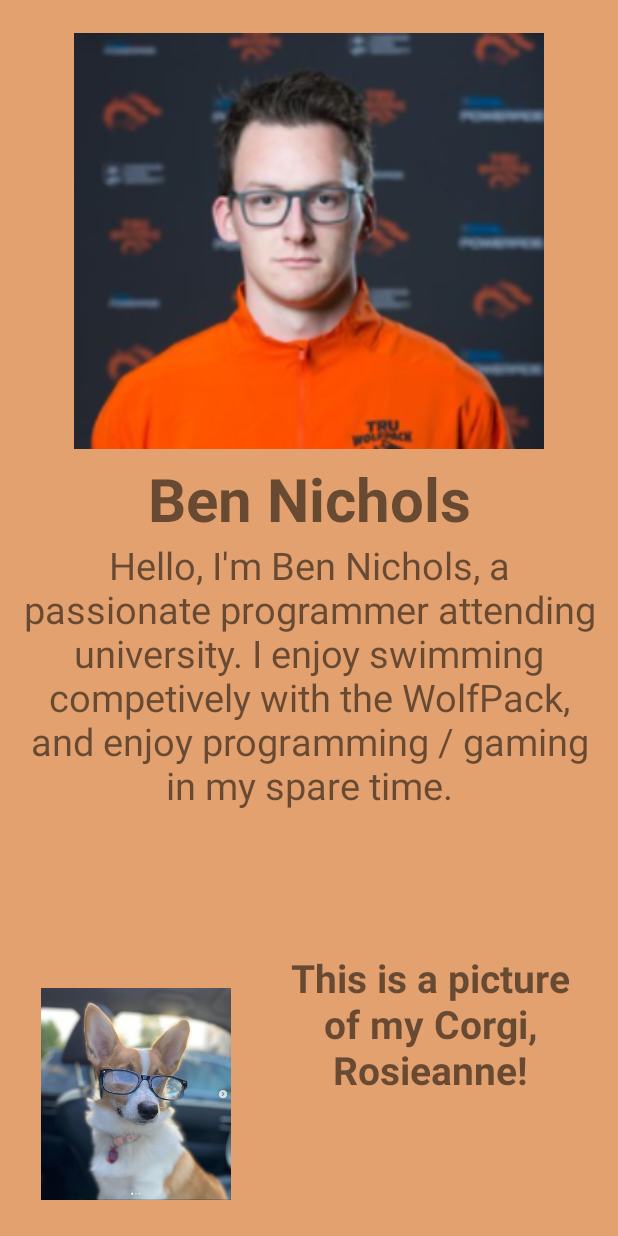
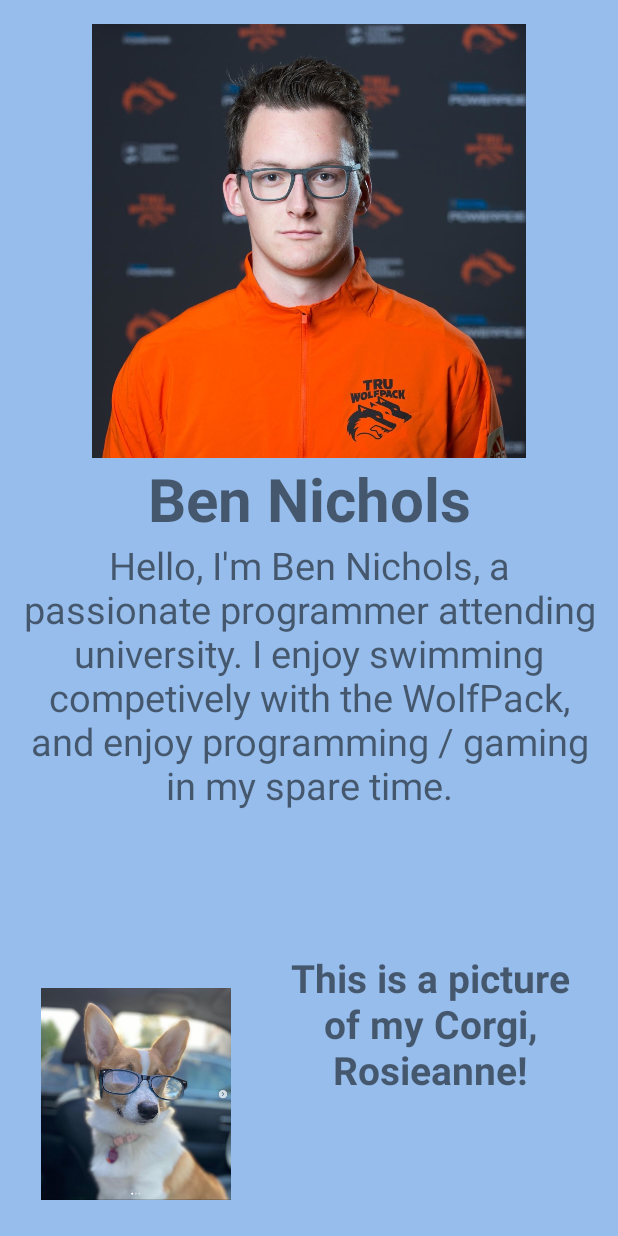
Before and after one commit to Vitzual/MobileApp-GroupK, an Android app: the layout activity_ben.xml on its own in the app's theme, with its tools: preview values and no code run, on a phone screen of 412 x 824 dp. Run offline under Robolectric (Android 15) with nearby library versions, the phone set to English and light mode, and no system bars.

Commit message:
Increase image quality

```diff
--- a/app/src/main/AndroidManifest.xml
+++ b/app/src/main/AndroidManifest.xml
@@ -12,7 +12,11 @@
         <activity
             android:name=".chloeActivity"
             android:label="@string/title_activity_chloe"
-            android:theme="@style/AppTheme.NoActionBar"></activity>
+            android:theme="@style/AppTheme.NoActionBar"/>
+        <activity
+            android:name=".BensPage"
+            android:label="BensPage"
+            android:theme="@style/AppTheme.NoActionBar"/>
         <activity
             android:name=".robsPage"
             android:label="robsPage"
--- a/app/src/main/res/layout/activity_ben.xml
+++ b/app/src/main/res/layout/activity_ben.xml
@@ -4,7 +4,7 @@
     xmlns:tools="http://schemas.android.com/tools"
     android:layout_width="wrap_content"
     android:layout_height="match_parent"
-    android:background="#E3A170"
+    android:background="#96BDEC"
     tools:context=".BensPage">
 
     <ImageView
@@ -12,11 +12,11 @@
         android:layout_width="313dp"
         android:layout_height="289dp"
         android:layout_marginTop="16dp"
+        android:contentDescription="@string/todo"
         app:layout_constraintEnd_toEndOf="parent"
         app:layout_constraintStart_toStartOf="parent"
         app:layout_constraintTop_toTopOf="parent"
-        app:srcCompat="@drawable/ben"
-        android:contentDescription="@string/todo" />
+        app:srcCompat="@drawable/benprofile" />
 
     <TextView
         android:id="@+id/nameText"
@@ -66,8 +66,8 @@
         android:layout_marginStart="16dp"
         android:layout_marginLeft="16dp"
         android:layout_marginBottom="24dp"
+        android:contentDescription="@string/todo"
         app:layout_constraintBottom_toBottomOf="parent"
         app:layout_constraintStart_toStartOf="parent"
-        app:srcCompat="@drawable/rosie"
-        android:contentDescription="@string/todo" />
+        app:srcCompat="@drawable/rosie" />
 </androidx.constraintlayout.widget.ConstraintLayout>
```
Also changed, not shown: app/src/main/res/drawable/ben.PNG (deleted), app/src/main/res/drawable/benprofile.jpg (added).
